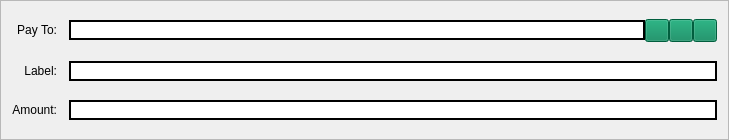
This is src/qt/forms/sendcoinsentry.ui in EverGreenCoinDev/EverGreenCoin as Qt 5 draws it before an edit. The edited form follows.
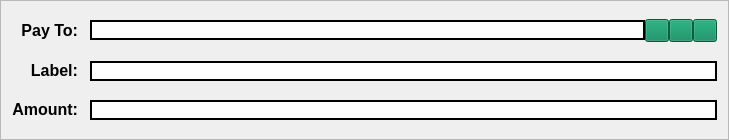
This is the edited form. Icons and pictures are not drawn. Custom widgets are drawn as their Qt base class.

```diff
--- a/src/qt/forms/sendcoinsentry.ui
+++ b/src/qt/forms/sendcoinsentry.ui
@@ -878,6 +878,13 @@
        </disabled>
       </palette>
      </property>
+     <property name="font">
+      <font>
+       <pointsize>12</pointsize>
+       <weight>75</weight>
+       <bold>true</bold>
+      </font>
+     </property>
      <property name="styleSheet">
       <string notr="true">color: #000000;</string>
      </property>
@@ -1309,6 +1316,13 @@
        </disabled>
       </palette>
      </property>
+     <property name="font">
+      <font>
+       <pointsize>12</pointsize>
+       <weight>75</weight>
+       <bold>true</bold>
+      </font>
+     </property>
      <property name="styleSheet">
       <string notr="true">color: #000000;</string>
      </property>
@@ -1740,6 +1754,13 @@
        </disabled>
       </palette>
      </property>
+     <property name="font">
+      <font>
+       <pointsize>12</pointsize>
+       <weight>75</weight>
+       <bold>true</bold>
+      </font>
+     </property>
      <property name="styleSheet">
       <string notr="true">color: #000000;</string>
      </property>
```
